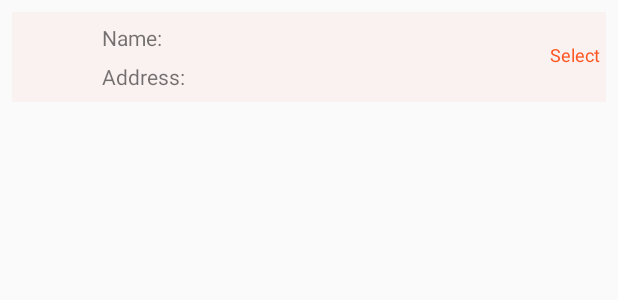
After one commit to Moonianne/Bindle, an Android app: the layout add_location_item_view.xml on its own in the app's theme, with its tools: preview values and no code run, on a phone screen of 412 x 824 dp. The commit adds this screen. Shown: the top 300 px of the screen. Run offline under Robolectric (Android 15) with nearby library versions, the phone set to English and light mode, and no system bars.

Commit message:
created add location fragment along with adding methods to start fragment

```diff
--- a/app/src/main/java/org/pursuit/usolo/view/OnFragmentInteractionListener.java
+++ b/app/src/main/java/org/pursuit/usolo/view/OnFragmentInteractionListener.java
@@ -5,4 +5,6 @@ import android.support.v4.app.Fragment;
 public interface OnFragmentInteractionListener {
 
     void inflateFragment(Fragment fragment);
+
+    void inflateFragment();
 }
--- a/group/src/main/java/com/android/group/network/BusinessService.java
+++ b/group/src/main/java/com/android/group/network/BusinessService.java
@@ -4,8 +4,10 @@ import com.android.group.model.FourSquareResponse;
 
 import retrofit2.Call;
 import retrofit2.http.GET;
+import retrofit2.http.Query;
 
 public interface BusinessService {
-    @GET("v2/venues/search?categoryId=4bf58dd8d48988d181941735&near=NYC&client_id=SP2WL1QS355XNGMTHC02WIMLYWX05HITY2IIKCTGBBV034PR&client_secret=J13NZIPPJMBQMGHBZK4LC55WOPQRF1DMIXWB1T2AM2SF2WIH&v=20190518")
-    Call<FourSquareResponse> getBusinesses();
+    //categoryId=4bf58dd8d48988d181941735&
+    @GET("v2/venues/search?near=NYC&client_id=SP2WL1QS355XNGMTHC02WIMLYWX05HITY2IIKCTGBBV034PR&client_secret=J13NZIPPJMBQMGHBZK4LC55WOPQRF1DMIXWB1T2AM2SF2WIH&v=20190518")
+    Call<FourSquareResponse> getBusinesses(@Query("categoryId") String category);
 }
--- a/group/src/main/java/com/android/group/respository/Repository.java
+++ b/group/src/main/java/com/android/group/respository/Repository.java
@@ -13,10 +13,10 @@ import retrofit2.Response;
 
 public class Repository {
 
-    public void getApiData(final onDataReceivedListener listener) {
+    public void getApiData(final onDataReceivedListener listener, String category) {
         RetrofitSingleton.getInstance()
           .create(BusinessService.class)
-          .getBusinesses()
+          .getBusinesses(category)
           .enqueue(new Callback<FourSquareResponse>() {
               @Override
               public void onResponse(Call<FourSquareResponse> call, Response<FourSquareResponse> response) {
--- /dev/null
+++ b/group/src/main/res/drawable/ic_pin_drop_black_24dp.xml
@@ -0,0 +1,5 @@
+<vector android:height="24dp" android:tint="#EB910D"
+    android:viewportHeight="24.0" android:viewportWidth="24.0"
+    android:width="24dp" xmlns:android="http://schemas.android.com/apk/res/android">
+    <path android:fillColor="#FF000000" android:pathData="M18,8c0,-3.31 -2.69,-6 -6,-6S6,4.69 6,8c0,4.5 6,11 6,11s6,-6.5 6,-11zM10,8c0,-1.1 0.9,-2 2,-2s2,0.9 2,2 -0.89,2 -2,2c-1.1,0 -2,-0.9 -2,-2zM5,20v2h14v-2L5,20z"/>
+</vector>
--- /dev/null
+++ b/group/src/main/res/layout/add_location_item_view.xml
@@ -0,0 +1,50 @@
+<?xml version="1.0" encoding="utf-8"?>
+<android.support.constraint.ConstraintLayout xmlns:android="http://schemas.android.com/apk/res/android"
+    android:layout_width="match_parent"
+    android:layout_height="wrap_content"
+    android:layout_margin="8dp"
+    xmlns:app="http://schemas.android.com/apk/res-auto"
+    android:background="#FAF1F1">
+
+    <ImageView
+        android:id="@+id/venue_image"
+        app:layout_constraintTop_toTopOf="parent"
+        app:layout_constraintStart_toStartOf="parent"
+        app:layout_constraintBottom_toBottomOf="parent"
+        android:layout_width="60dp"
+        android:layout_height="60dp" />
+    <TextView
+        android:id="@+id/venue_name"
+        android:layout_width="wrap_content"
+        android:layout_height="wrap_content"
+        app:layout_constraintStart_toEndOf="@id/venue_image"
+        app:layout_constraintTop_toTopOf="parent"
+        app:layout_constraintBottom_toTopOf="@id/venue_address"
+        android:text="Name: "
+        />
+    <TextView
+        android:id="@+id/venue_address"
+        android:layout_width="wrap_content"
+        android:layout_height="wrap_content"
+        app:layout_constraintTop_toBottomOf="@id/venue_name"
+        app:layout_constraintStart_toEndOf="@id/venue_image"
+        app:layout_constraintBottom_toBottomOf="parent"
+        android:text="Address: "
+        />
+    <TextView
+        android:id="@+id/select_button"
+        app:layout_constraintEnd_toEndOf="parent"
+        app:layout_constraintBottom_toBottomOf="parent"
+        app:layout_constraintTop_toTopOf="parent"
+        android:layout_marginEnd="4dp"
+        android:layout_marginBottom="4dp"
+        android:layout_width="wrap_content"
+        android:layout_height="wrap_content"
+        android:background="#FAF1F1"
+        android:textColor="#FF5722"
+        android:textSize="12sp"
+        android:text="Select"
+        android:clickable="true"
+        android:focusable="true" />
+
+</android.support.constraint.ConstraintLayout>
--- /dev/null
+++ b/group/src/main/res/values/dimens.xml
@@ -0,0 +1,4 @@
+<?xml version="1.0" encoding="utf-8"?>
+<resources>
+    <dimen name="start_group_margin">16dp</dimen>
+</resources>
--- a/group/src/main/res/values/strings.xml
+++ b/group/src/main/res/values/strings.xml
@@ -3,4 +3,10 @@
 
     <!-- TODO: Remove or change this placeholder text -->
     <string name="hello_blank_fragment">Hello blank fragment</string>
+
+    <string-array name="category_array">
+        <item>Arts and Entertainment</item>
+        <item>Arcade</item>
+        <item>Comedy Club</item>
+    </string-array>
 </resources>
```
Also changed, not shown: app/src/main/java/org/pursuit/usolo/map/MapFragment.java (+12 -1 lines), app/src/main/java/org/pursuit/usolo/view/HostActivity.java (+22 -1 lines), group/build.gradle (+8 -0 lines), group/src/main/java/com/android/group/network/constants/CategoryConstants.java (added, +9 -0 lines), group/src/main/java/com/android/group/view/AddLocationFragment.java (added, +104 -0 lines), group/src/main/java/com/android/group/view/StartGroupFragment.java (+65 -2 lines), group/src/main/java/com/android/group/view/recyclerview/AddLocationAdapter.java (added, +40 -0 lines), group/src/main/java/com/android/group/view/recyclerview/AddLocationViewHolder.java (added, +50 -0 lines), group/src/main/java/com/android/group/viewmodel/NetworkViewModel.java (+39 -3 lines), group/src/main/res/layout/fragment_add_location.xml (added, +42 -0 lines), group/src/main/res/layout/fragment_start_group.xml (+55 -7 lines).
